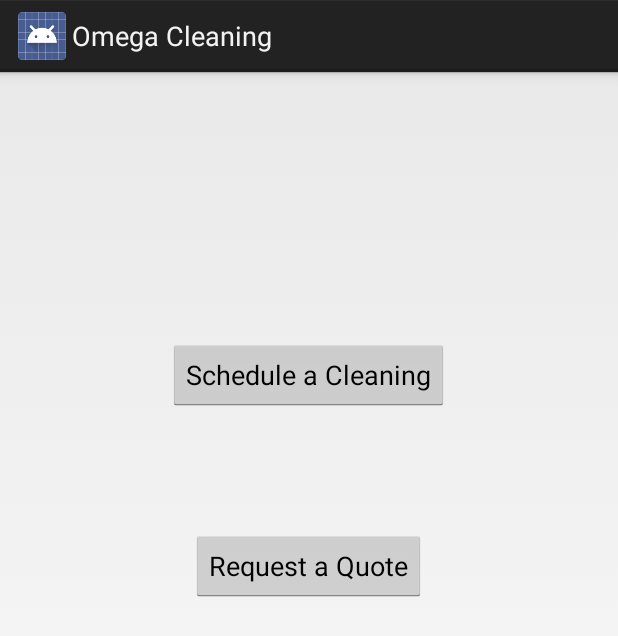
After one commit to RudolfMedia/OmegaCleaning, an Android app: the fragment ContactFragment shown on its own in the app's theme, on a phone screen of 412 x 824 dp. The commit adds this screen. Shown: the top 636 px of the screen. Run offline under Robolectric (Android 15) with nearby library versions, the phone set to English and light mode, and no system bars.

Commit message:
set up email intents in contact tab

```diff
--- /dev/null
+++ b/app/src/main/java/com/rudolfmedia/danrudolf/omegacleaning/ContactFragment.java
@@ -0,0 +1,51 @@
+package com.rudolfmedia.danrudolf.omegacleaning;
+
+import android.content.Intent;
+import android.os.Bundle;
+import android.view.LayoutInflater;
+import android.view.View;
+import android.view.ViewGroup;
+import android.widget.Button;
+import android.widget.RelativeLayout;
+
+
+public class ContactFragment extends android.app.Fragment {
+
+	@Override
+    public View onCreateView(LayoutInflater inflater, ViewGroup container,
+                             Bundle savedInstanceState) {
+
+        // Inflate the layout for this fragment
+        RelativeLayout rLayout = (RelativeLayout)inflater.inflate(R.layout.fragment_contact, container, false);
+		//Create Email intent
+		final Intent emailIntent = new Intent(Intent.ACTION_SEND);
+
+		Button sendQuote = (Button) rLayout.findViewById(R.id.quote_button);
+
+		sendQuote.setOnClickListener(new View.OnClickListener() {
+			@Override
+			public void onClick(View v) {
+				emailIntent.setType("plain/text");
+				emailIntent.putExtra(android.content.Intent.EXTRA_EMAIL, new String[]{"danRudolf@gmail.com"});
+				emailIntent.putExtra(android.content.Intent.EXTRA_SUBJECT, "Quote Request");
+				emailIntent.putExtra(android.content.Intent.EXTRA_TEXT, "I would like to request a quote for cleaning");
+				startActivity(Intent.createChooser(emailIntent, "Request Quote With"));
+
+			}
+		});
+
+		Button schedule = (Button) rLayout.findViewById(R.id.schedule_button);
+		schedule.setOnClickListener(new View.OnClickListener() {
+			@Override
+			public void onClick(View v) {
+				emailIntent.setType("plain/text");
+				emailIntent.putExtra(android.content.Intent.EXTRA_EMAIL, new String[]{"danRudolf@gmail.com"});
+				emailIntent.putExtra(android.content.Intent.EXTRA_SUBJECT, "Request Cleaning");
+				emailIntent.putExtra(android.content.Intent.EXTRA_TEXT, "I would like to request a Cleaning for This Date");
+				startActivity(Intent.createChooser(emailIntent, "Request Cleaning With"));
+			}
+		});
+
+		return rLayout;
+    }
+}
--- /dev/null
+++ b/app/src/main/res/layout/fragment_contact.xml
@@ -0,0 +1,26 @@
+<RelativeLayout xmlns:android="http://schemas.android.com/apk/res/android"
+    xmlns:tools="http://schemas.android.com/tools"
+    android:layout_width="match_parent"
+    android:layout_height="match_parent"
+    tools:context="com.rudolfmedia.danrudolf.omegacleaning.ContactFragment">
+
+    <Button
+        android:layout_width="wrap_content"
+        android:layout_height="wrap_content"
+        android:text="Request a Quote"
+        android:id="@+id/quote_button"
+        android:layout_marginTop="79dp"
+        android:layout_below="@+id/schedule_button"
+        android:layout_centerHorizontal="true"
+        android:layout_gravity="bottom"/>
+
+    <Button
+        android:layout_width="wrap_content"
+        android:layout_height="wrap_content"
+        android:text="Schedule a Cleaning"
+        android:id="@+id/schedule_button"
+        android:layout_gravity="center_vertical"
+        android:layout_alignParentTop="true"
+        android:layout_centerHorizontal="true"
+        android:layout_marginTop="178dp"/>
+</RelativeLayout>
--- a/app/src/main/res/values/strings.xml
+++ b/app/src/main/res/values/strings.xml
@@ -6,5 +6,6 @@
     <string name="title_tab2">Contact Us</string>
     <string name="hello_world">Hello world!</string>
     <string name="action_settings">Settings</string>
+    <string name="hello_blank_fragment">Hello blank fragment</string>
 
 </resources>
```
Also changed, not shown: app/src/main/java/com/rudolfmedia/danrudolf/omegacleaning/MainActivity.java (+13 -47 lines), app/src/main/java/com/rudolfmedia/danrudolf/omegacleaning/MyAccountFragment.java (added, +19 -0 lines), app/src/main/res/layout/fragment_main.xml (+10 -1 lines).
